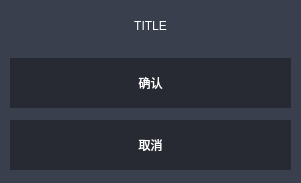
First picture: the form in widgets/confirmdialog.ui, repository wyc15002105071/Recorder, before the edit.
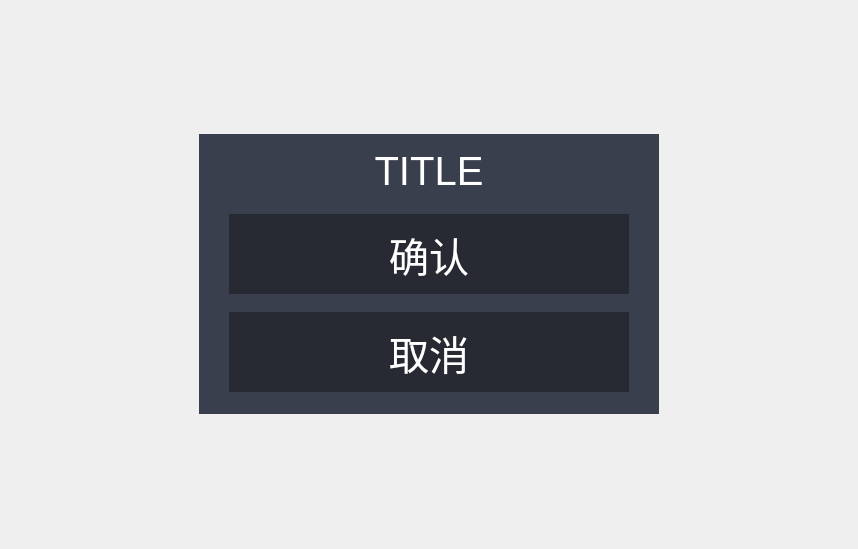
Second picture: the form after the edit.

The edit to the form file:
```diff
--- a/widgets/confirmdialog.ui
+++ b/widgets/confirmdialog.ui
@@ -6,8 +6,8 @@
    <rect>
     <x>0</x>
     <y>0</y>
-    <width>301</width>
-    <height>183</height>
+    <width>858</width>
+    <height>549</height>
    </rect>
   </property>
   <property name="windowTitle">
@@ -31,6 +31,18 @@
    </property>
    <item>
     <widget class="QWidget" name="container" native="true">
+     <property name="minimumSize">
+      <size>
+       <width>460</width>
+       <height>280</height>
+      </size>
+     </property>
+     <property name="maximumSize">
+      <size>
+       <width>460</width>
+       <height>280</height>
+      </size>
+     </property>
      <property name="styleSheet">
       <string notr="true">#container {
 	background-color:rgba(57, 63, 77, 1);
@@ -38,14 +50,14 @@
 
 #title {
 	color: rgb(255, 255, 255);
-	font: 16pt &quot;Ubuntu&quot;;
+font-size: 40px;
 }
 
 QPushButton {
 	background-color: rgba(39, 42, 51, 1);
 	color: rgb(255, 255, 255);
     border:0px;
-	font: 16pt &quot;Ubuntu&quot;;
+	font-size: 40px;
 }
 
 QPushButton::pressed{
@@ -90,7 +102,7 @@
         </property>
        </widget>
       </item>
-      <item>
+      <item alignment="Qt::AlignHCenter">
        <widget class="QPushButton" name="accept_btn">
         <property name="sizePolicy">
          <sizepolicy hsizetype="Minimum" vsizetype="Fixed">
@@ -100,32 +112,22 @@
         </property>
         <property name="minimumSize">
          <size>
-          <width>0</width>
+          <width>400</width>
           <height>50</height>
          </size>
         </property>
+        <property name="maximumSize">
+         <size>
+          <width>400</width>
+          <height>80</height>
+         </size>
+        </property>
         <property name="text">
          <string>确认</string>
         </property>
        </widget>
       </item>
-      <item>
-       <spacer name="verticalSpacer">
-        <property name="orientation">
-         <enum>Qt::Vertical</enum>
-        </property>
-        <property name="sizeType">
-         <enum>QSizePolicy::Fixed</enum>
-        </property>
-        <property name="sizeHint" stdset="0">
-         <size>
-          <width>20</width>
-          <height>5</height>
-         </size>
-        </property>
-       </spacer>
-      </item>
-      <item>
+      <item alignment="Qt::AlignHCenter">
        <widget class="QPushButton" name="reject_btn">
         <property name="sizePolicy">
          <sizepolicy hsizetype="Minimum" vsizetype="Fixed">
@@ -135,10 +137,16 @@
         </property>
         <property name="minimumSize">
          <size>
-          <width>0</width>
+          <width>400</width>
           <height>50</height>
          </size>
         </property>
+        <property name="maximumSize">
+         <size>
+          <width>400</width>
+          <height>80</height>
+         </size>
+        </property>
         <property name="text">
          <string>取消</string>
         </property>
```
Left out of the diff: 2 changed lines with no effect on the pictures.
